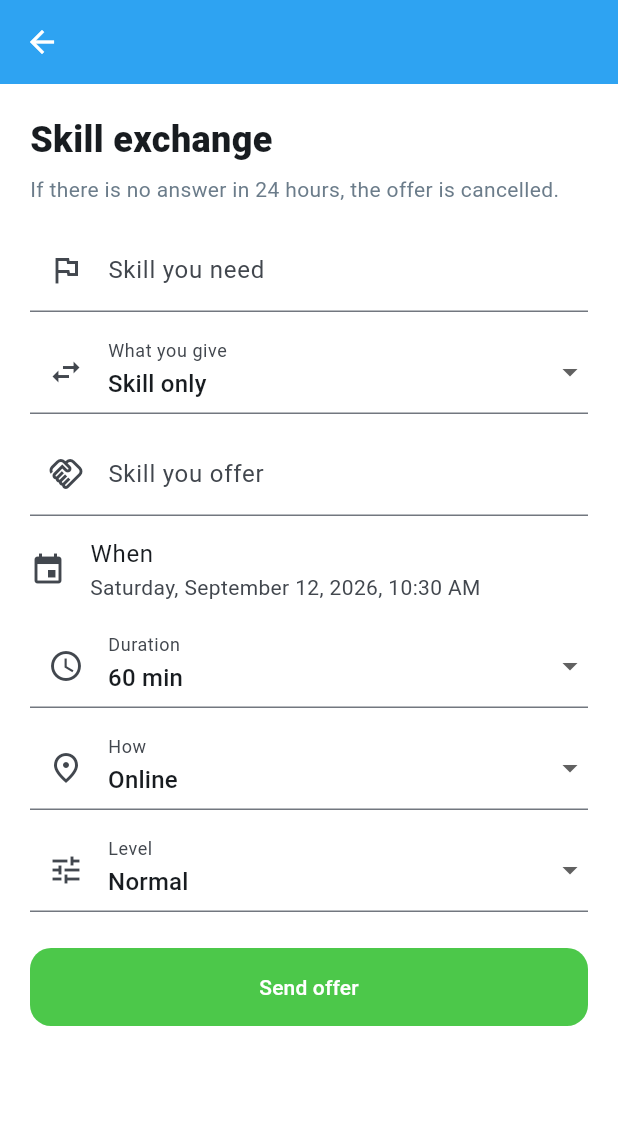
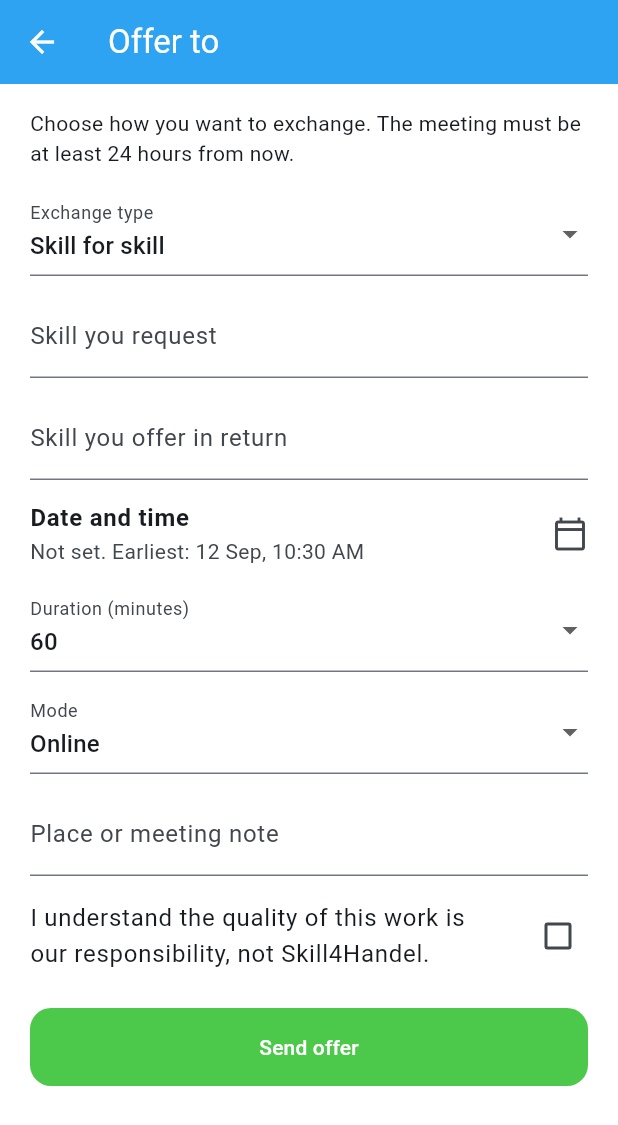
Before and after one commit to skill4handel-netizen/skill4handel-app, a Flutter app: the CompleteSwapScreen screen opened directly with empty values, on a phone screen of 412 x 824 dp. Shown: the top 1125 px of the screen. Run offline on Flutter 3.47's test engine with Material 3 defaults, Android fonts, the phone set to English and light mode, and no system bars; our stand-ins replace dio, flutter_secure_storage, image_picker; accounts and stored records are empty.

Commit message:
chat  fix

```diff
--- a/lib/features/chat/complete_swap_screen.dart
+++ b/lib/features/chat/complete_swap_screen.dart
@@ -22,39 +22,57 @@ class CompleteSwapScreen extends StatefulWidget {
 class _CompleteSwapScreenState extends State<CompleteSwapScreen> {
   final skillRequested = TextEditingController();
   final skillOffered = TextEditingController();
-  final extraTokens = TextEditingController(text: '0');
+  final extraTokens = TextEditingController();
+  final location = TextEditingController();
   final dio = Dio(BaseOptions(baseUrl: 'https://skill4handel-api.onrender.com'));
   String duration = '60';
   String mode = 'Online';
-  String level = 'Normal';
   String payMode = 'skill';
+  bool acceptedQuality = false;
   bool working = false;
-  DateTime when = DateTime.now().add(const Duration(days: 1));
+  DateTime? when;
 
+  DateTime get minWhen => DateTime.now().add(const Duration(hours: 24));
   bool get useSkill => payMode == 'skill' || payMode == 'both';
   bool get useTokens => payMode == 'tokens' || payMode == 'both';
   bool get volunteer => payMode == 'volunteer';
 
   Future<void> pickWhen() async {
+    final min = minWhen;
     final date = await showDatePicker(
       context: context,
-      initialDate: when,
-      firstDate: DateTime.now(),
+      initialDate: (when ?? min).isAfter(min) ? (when ?? min) : min,
+      firstDate: min,
       lastDate: DateTime.now().add(const Duration(days: 365)),
     );
     if (date == null || !mounted) return;
     final time = await showTimePicker(
       context: context,
-      initialTime: TimeOfDay.fromDateTime(when),
+      initialTime: TimeOfDay.fromDateTime(when ?? min),
     );
-    setState(() {
-      when = DateTime(date.year, date.month, date.day, time?.hour ?? when.hour, time?.minute ?? when.minute);
-    });
+    final next = DateTime(
+      date.year,
+      date.month,
+      date.day,
+      time?.hour ?? min.hour,
+      time?.minute ?? min.minute,
+    );
+    setState(() => when = next.isBefore(min) ? min : next);
+  }
+
+  String earliestLabel() {
+    final min = minWhen;
+    return '${min.day} ${_month(min.month)}, ${TimeOfDay.fromDateTime(min).format(context)}';
+  }
+
+  String _month(int month) {
+    const months = ['Jan', 'Feb', 'Mar', 'Apr', 'May', 'Jun', 'Jul', 'Aug', 'Sep', 'Oct', 'Nov', 'Dec'];
+    return months[month - 1];
   }
 
   Future<void> submit() async {
     if (skillRequested.text.trim().isEmpty) {
-      ScaffoldMessenger.of(context).showSnackBar(const SnackBar(content: Text('Write the requested skill')));
+      ScaffoldMessenger.of(context).showSnackBar(const SnackBar(content: Text('Write the skill you request')));
       return;
     }
     if (useSkill && skillOffered.text.trim().isEmpty) {
@@ -62,7 +80,15 @@ class _CompleteSwapScreenState extends State<CompleteSwapScreen> {
       return;
     }
     if (useTokens && (int.tryParse(extraTokens.text) ?? 0) <= 0) {
-      ScaffoldMessenger.of(context).showSnackBar(const SnackBar(content: Text('Enter tokens (1 to 10 per hour)')));
+      ScaffoldMessenger.of(context).showSnackBar(const SnackBar(content: Text('Enter tokens (1 to 10)')));
+      return;
+    }
+    if (when == null || when!.isBefore(minWhen)) {
+      ScaffoldMessenger.of(context).showSnackBar(const SnackBar(content: Text('The earliest time is 24 hours from now')));
+      return;
+    }
+    if (!acceptedQuality) {
+      ScaffoldMessenger.of(context).showSnackBar(const SnackBar(content: Text('Confirm the quality responsibility')));
       return;
     }
     setState(() => working = true);
@@ -77,9 +103,10 @@ class _CompleteSwapScreenState extends State<CompleteSwapScreen> {
         'extraTokens': useTokens ? (int.tryParse(extraTokens.text) ?? 0) : 0,
         'duration': duration,
         'mode': mode,
-        'level': volunteer ? 'Volunteer' : level,
-        'when': when.toIso8601String(),
-        'scheduledAt': when.toIso8601String(),
+        'level': volunteer ? 'Volunteer' : 'Normal',
+        'location': location.text.trim(),
+        'when': when!.toIso8601String(),
+        'scheduledAt': when!.toIso8601String(),
       });
       if (!mounted) return;
       Navigator.pop(context, true);
@@ -94,35 +121,39 @@ class _CompleteSwapScreenState extends State<CompleteSwapScreen> {
   @override
   Widget build(BuildContext context) {
     return Scaffold(
-      appBar: AppBar(title: Text(widget.otherName)),
+      appBar: AppBar(
+        backgroundColor: AppColors.blue,
+        foregroundColor: Colors.white,
+        title: Text('Offer to ${widget.otherName}'),
+      ),
       body: ListView(
-        padding: const EdgeInsets.all(20),
+        padding: const EdgeInsets.fromLTRB(20, 16, 20, 28),
         children: [
-          const Text('Skill exchange', style: TextStyle(fontSize: 24, fontWeight: FontWeight.w800)),
-          const SizedBox(height: 6),
-          const Text('If there is no answer in 24 hours, the offer is cancelled.', style: TextStyle(color: AppColors.muted)),
+          const Text(
+            'Choose how you want to exchange. The meeting must be at least 24 hours from now.',
+          ),
           const SizedBox(height: 16),
+          DropdownButtonFormField<String>(
+            initialValue: payMode,
+            decoration: const InputDecoration(labelText: 'Exchange type'),
+            items: const [
+              DropdownMenuItem(value: 'skill', child: Text('Skill for skill')),
+              DropdownMenuItem(value: 'both', child: Text('Skill + S4H tokens')),
+              DropdownMenuItem(value: 'tokens', child: Text('Only S4H tokens')),
+              DropdownMenuItem(value: 'volunteer', child: Text('Volunteer help')),
+            ],
+            onChanged: (value) => setState(() => payMode = value ?? 'skill'),
+          ),
+          const SizedBox(height: 12),
           TextField(
             controller: skillRequested,
-            decoration: const InputDecoration(labelText: 'Skill you need', prefixIcon: Icon(Icons.flag_outlined)),
-          ),
-          const SizedBox(height: 12),
-          DropdownButtonFormField<String>(
-            initialValue: payMode,
-            decoration: const InputDecoration(labelText: 'What you give', prefixIcon: Icon(Icons.swap_horiz)),
-            items: const [
-              DropdownMenuItem(value: 'skill', child: Text('Skill only')),
-              DropdownMenuItem(value: 'tokens', child: Text('Tokens only')),
-              DropdownMenuItem(value: 'both', child: Text('Skill + tokens')),
-              DropdownMenuItem(value: 'volunteer', child: Text('Volunteer')),
-            ],
-            onChanged: (value) => setState(() => payMode = value ?? 'skill'),
+            decoration: const InputDecoration(labelText: 'Skill you request'),
           ),
           if (useSkill) ...[
             const SizedBox(height: 12),
             TextField(
               controller: skillOffered,
-              decoration: const InputDecoration(labelText: 'Skill you offer', prefixIcon: Icon(Icons.handshake_outlined)),
+              decoration: const InputDecoration(labelText: 'Skill you offer in return'),
             ),
           ],
           if (useTokens) ...[
@@ -130,50 +161,54 @@ class _CompleteSwapScreenState extends State<CompleteSwapScreen> {
             TextField(
               controller: extraTokens,
               keyboardType: TextInputType.number,
-              decoration: const InputDecoration(labelText: 'Tokens (max 10 per hour)', prefixIcon: Icon(Icons.token_outlined)),
+              decoration: const InputDecoration(labelText: 'S4H tokens (max 10 per hour)'),
             ),
           ],
           ListTile(
             contentPadding: EdgeInsets.zero,
-            leading: const Icon(Icons.event),
-            title: const Text('When'),
-            subtitle: Text('${MaterialLocalizations.of(context).formatFullDate(when)}, ${TimeOfDay.fromDateTime(when).format(context)}'),
+            title: const Text('Date and time', style: TextStyle(fontWeight: FontWeight.w700)),
+            subtitle: Text(
+              when == null
+                  ? 'Not set. Earliest: ${earliestLabel()}'
+                  : '${MaterialLocalizations.of(context).formatMediumDate(when!)}, ${TimeOfDay.fromDateTime(when!).format(context)}',
+            ),
+            trailing: const Icon(Icons.calendar_today_outlined),
             onTap: pickWhen,
           ),
           DropdownButtonFormField<String>(
             initialValue: duration,
-            decoration: const InputDecoration(labelText: 'Duration', prefixIcon: Icon(Icons.schedule)),
+            decoration: const InputDecoration(labelText: 'Duration (minutes)'),
             items: const [
-              DropdownMenuItem(value: '30', child: Text('30 min')),
-              DropdownMenuItem(value: '60', child: Text('60 min')),
-              DropdownMenuItem(value: '90', child: Text('90 min')),
+              DropdownMenuItem(value: '30', child: Text('30')),
+              DropdownMenuItem(value: '60', child: Text('60')),
+              DropdownMenuItem(value: '90', child: Text('90')),
             ],
             onChanged: (value) => setState(() => duration = value ?? '60'),
           ),
           const SizedBox(height: 12),
           DropdownButtonFormField<String>(
             initialValue: mode,
-            decoration: const InputDecoration(labelText: 'How', prefixIcon: Icon(Icons.place_outlined)),
+            decoration: const InputDecoration(labelText: 'Mode'),
             items: const [
               DropdownMenuItem(value: 'Online', child: Text('Online')),
               DropdownMenuItem(value: 'In person', child: Text('In person')),
             ],
             onChanged: (value) => setState(() => mode = value ?? 'Online'),
           ),
-          if (!volunteer) ...[
-            const SizedBox(height: 12),
-            DropdownButtonFormField<String>(
-              initialValue: level,
-              decoration: const InputDecoration(labelText: 'Level', prefixIcon: Icon(Icons.tune)),
-              items: const [
-                DropdownMenuItem(value: 'Beginner', child: Text('Beginner')),
-                DropdownMenuItem(value: 'Normal', child: Text('Normal')),
-                DropdownMenuItem(value: 'Advanced', child: Text('Advanced')),
-              ],
-              onChanged: (value) => setState(() => level = value ?? 'Normal'),
-            ),
-          ],
-          const SizedBox(height: 24),
+          const SizedBox(height: 12),
+          TextField(
+            controller: location,
+            decoration: const InputDecoration(labelText: 'Place or meeting note'),
+          ),
+          const SizedBox(height: 8),
+          CheckboxListTile(
+            contentPadding: EdgeInsets.zero,
+            value: acceptedQuality,
+            onChanged: (value) => setState(() => acceptedQuality = value ?? false),
+            controlAffinity: ListTileControlAffinity.trailing,
+            title: const Text('I understand the quality of this work is our responsibility, not Skill4Handel.'),
+          ),
+          const SizedBox(height: 16),
           SizedBox(
             height: 52,
             child: ElevatedButton(
```
Also changed, not shown: lib/app/main_shell.dart (+13 -11 lines), lib/features/home/home_screen.dart (+74 -11 lines).
